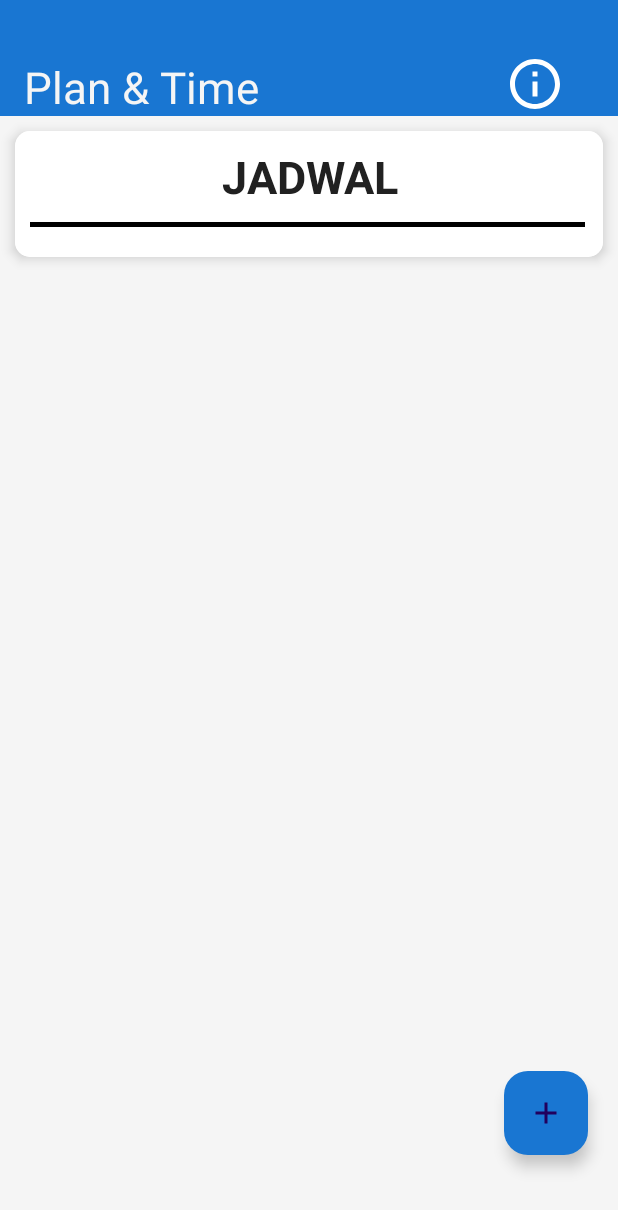
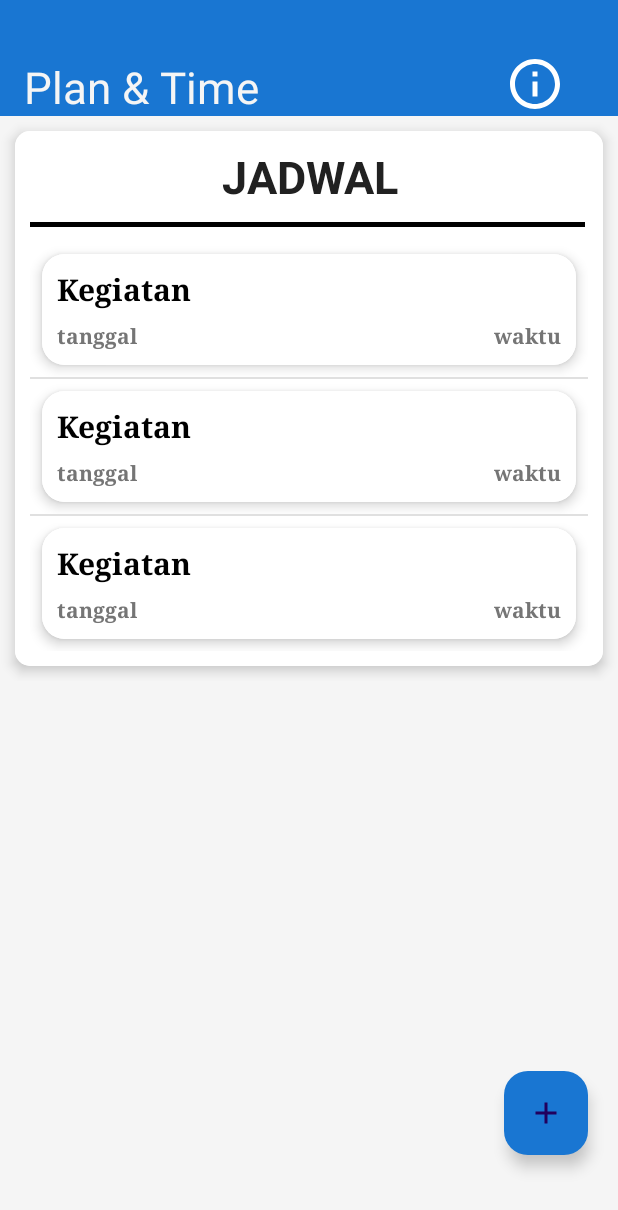
Before and after one commit to Ozoana/learning, an Android app: the layout activity_main.xml on its own in the app's theme, with its tools: preview values and no code run, on a phone screen of 412 x 824 dp. Shown: the top 1210 px of the screen. Run offline under Robolectric (Android 15) with nearby library versions, the light colour scheme and no system bars.

Commit message:
add untuk andoroid

```diff
--- a/android/PROJEK/PLannerku/app/src/main/res/layout/activity_main.xml
+++ b/android/PROJEK/PLannerku/app/src/main/res/layout/activity_main.xml
@@ -29,7 +29,8 @@
                 android:text="Plan &amp; Time"
                 android:textSize="29dp"
                 android:textColor="@color/putih_abu"
-                android:layout_marginTop="38dp"/>
+                android:layout_marginTop="38dp"
+                />
 
             <ImageView
                 android:layout_width="wrap_content"
@@ -83,13 +84,13 @@
                     android:background="@color/white" />
 
 
-                    <ListView
-                        android:id="@+id/list_item_view"
+                <ListView
+                    android:id="@+id/list_item_view"
 
-                        android:layout_width="match_parent"
-                        android:layout_height="wrap_content"
-                        android:dividerHeight="1dp"
-                        />
+                    android:layout_width="match_parent"
+                    android:layout_height="wrap_content"
+                    android:dividerHeight="1dp"
+                    tools:listitem="@layout/itemlss" />
 
 
             </LinearLayout>
--- a/android/PROJEK/PLannerku/app/src/main/res/layout/itemlss.xml
+++ b/android/PROJEK/PLannerku/app/src/main/res/layout/itemlss.xml
@@ -76,5 +76,4 @@
                 />
         </LinearLayout>
     </androidx.cardview.widget.CardView>
-
 </LinearLayout>
```
Also changed, not shown: android/PROJEK/PLannerku/app/src/main/res/drawable/btback.xml (line endings or trailing spaces).
